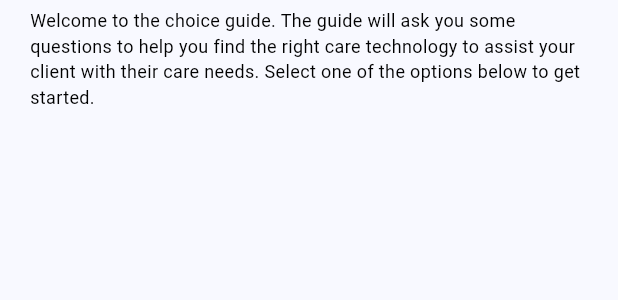
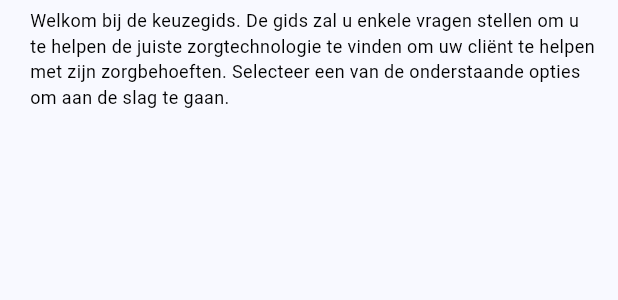
Before and after one commit to Juliannobbe1/project_oneplanet_zorgtechnologie_app, a Flutter app: the TabletSelectionScreen widget shown alone on an empty page, opened directly with empty values, on a phone screen of 412 x 824 dp. Shown: the top 300 px of the screen. Run offline on Flutter 3.47's test engine with Material 3 defaults, Android fonts, the phone set to English and light mode, and no system bars; our stand-ins replace auto_size_text, firebase_auth, firebase_core, flutter_riverpod, logger, riverpod_annotation; missing offline and left inert: freerasp; accounts and stored records are empty; generated files the repository leaves out were written again; network calls fail; project files that could hold a hidden picture were left out.

Commit message:
text fix

```diff
--- a/zorgtechnologieapp/lib/handlers/data_api_handler.dart
+++ b/zorgtechnologieapp/lib/handlers/data_api_handler.dart
@@ -6,7 +6,7 @@ import '../models/products.dart';
 import '../models/toepassing.dart';
 import '../models/clients.dart';
 
-const kDebugApiBaseUrl = "http://10.0.2.2:5001";
+const kDebugApiBaseUrl = "http://192.168.123.248:5001";
 const kProdApiBaseUrl = "http://smartcareassistapi.servehttp.com:5001";
 const kApiBaseUrl = kDebugMode ? kDebugApiBaseUrl : kProdApiBaseUrl;
 
--- a/zorgtechnologieapp/lib/pages/selection_guide.dart
+++ b/zorgtechnologieapp/lib/pages/selection_guide.dart
@@ -127,7 +127,7 @@ class TabletSelectionScreenState extends ConsumerState<TabletSelectionScreen> {
           Padding(
             padding: const EdgeInsets.fromLTRB(20.0, 5.0, 15.0, 5.0),
             child: Text(
-              "Welcome to the choice guide. The guide will ask you some questions to help you find the right care technology to assist your client with their care needs. Select one of the options below to get started.",
+              "Welkom bij de keuzegids. De gids zal u enkele vragen stellen om u te helpen de juiste zorgtechnologie te vinden om uw cliënt te helpen met zijn zorgbehoeften. Selecteer een van de onderstaande opties om aan de slag te gaan.",
               style: SizeScaler.getResponsiveTextStyle(
                 context,
                 15,
@@ -163,7 +163,7 @@ class TabletSelectionScreenState extends ConsumerState<TabletSelectionScreen> {
                               padding:
                                   const EdgeInsets.only(left: 10.0, right: 10),
                               child: Text(
-                                "Select the care needs of your client",
+                                "Selecteer de zorgbehoefte van uw cliënt",
                                 style: SizeScaler.getResponsiveTextStyle(
                                   context,
                                   15,
@@ -210,7 +210,7 @@ class TabletSelectionScreenState extends ConsumerState<TabletSelectionScreen> {
                             height: screenHeight * 0.05,
                           ),
                           Text(
-                            "Result",
+                            "Resultaat",
                             style: SizeScaler.getResponsiveTextStyle(
                               context,
                               20,
```
